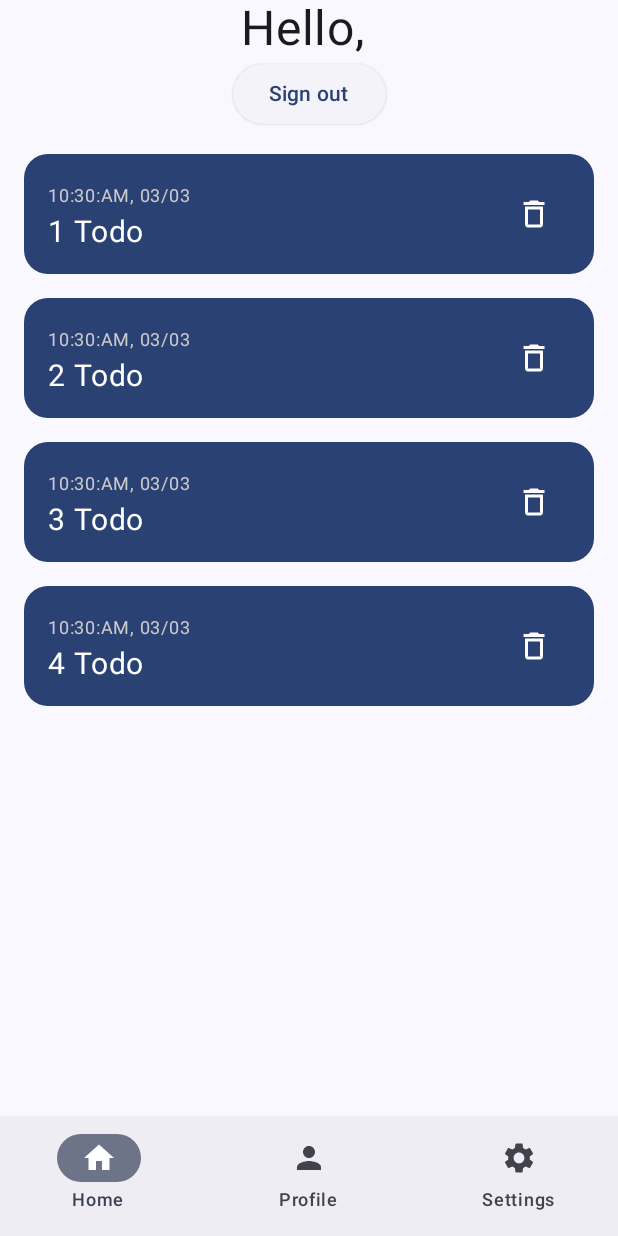
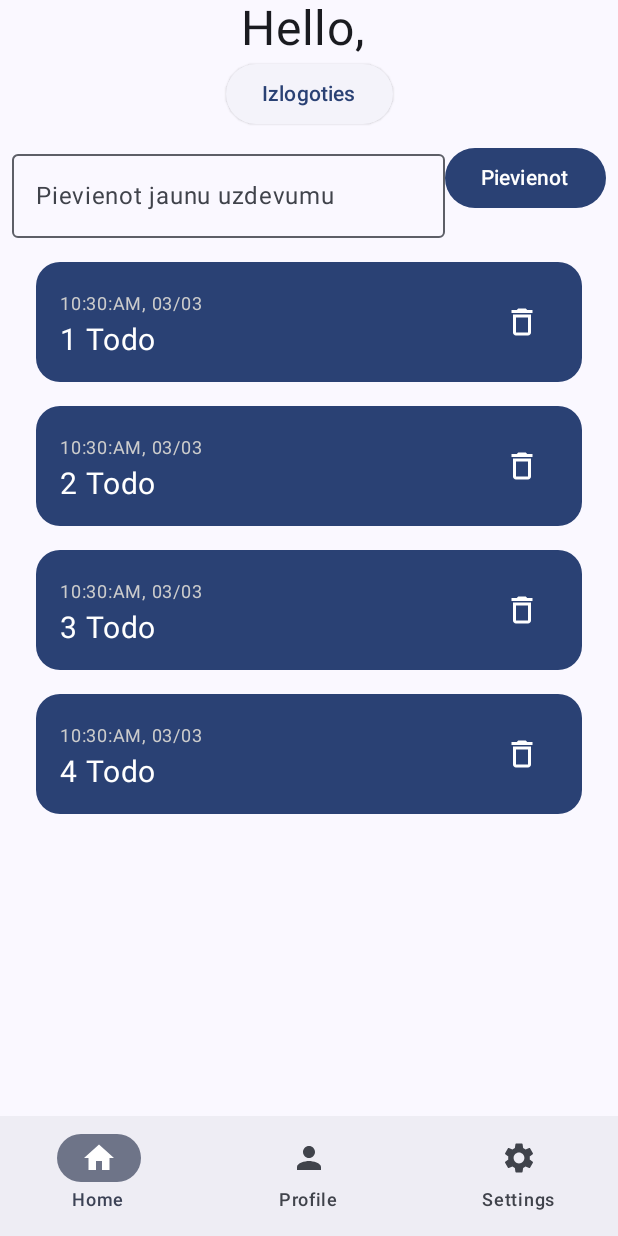
Before and after one commit to himikko1/Eksamens_Zitkova, an Android app built with Jetpack Compose: the HomePage screen opened through its navigation route, on a phone screen of 412 x 824 dp. Run offline under Robolectric (Android 15) with nearby library versions, the phone set to English and light mode, and no system bars; our stand-ins replace Firebase (no records; nobody signed in at launch, a user with empty details on screens opened directly), livedata-compose.

Commit message:
Izveidoju logu, tikai pagaidam vizuali , kur lietotajs vel nevar pivienot challenge un uztaisiju button

```diff
--- a/app/src/main/java/com/example/myapplication/pages/HomePage.kt
+++ b/app/src/main/java/com/example/myapplication/pages/HomePage.kt
@@ -4,7 +4,9 @@ import androidx.compose.foundation.background
 import androidx.compose.foundation.layout.*
 import androidx.compose.foundation.lazy.LazyColumn
 import androidx.compose.foundation.lazy.items
+import androidx.compose.foundation.lazy.itemsIndexed
 import androidx.compose.foundation.shape.RoundedCornerShape
+import androidx.compose.material3.Button
 import androidx.compose.material3.ElevatedButton
 import androidx.compose.material3.Icon
 import androidx.compose.material3.IconButton
@@ -13,6 +15,8 @@ import androidx.compose.material3.Text
 import androidx.compose.runtime.Composable
 import androidx.compose.runtime.LaunchedEffect
 import androidx.compose.runtime.livedata.observeAsState
+import androidx.compose.runtime.mutableStateOf
+import androidx.compose.runtime.remember
 import androidx.compose.ui.Alignment
 import androidx.compose.ui.Modifier
 import androidx.compose.ui.draw.clip
@@ -25,6 +29,9 @@ import com.example.myapplication.AuthViewModel
 import java.text.SimpleDateFormat
 import java.util.Locale
 import com.example.myapplication.R // Ensure this import is correct
+import androidx.compose.material3.OutlinedTextField
+import androidx.compose.runtime.getValue
+import androidx.compose.runtime.setValue
 
 @Composable
 fun HomePage(
@@ -51,7 +58,7 @@ fun HomePage(
         ElevatedButton(onClick = {
             authViewModel.signOut()
         }) {
-            Text(text = "Sign out")
+            Text(text = "Izlogoties")
         }
 
         // funkcijas uzsauksana , lai redzetu todo listu
@@ -59,17 +66,38 @@ fun HomePage(
     }
 }
 
+//funkcija, kura pievieno
 @Composable
 fun TodoList() {
     val todoList = getFakeTodos()
+    var inputText by remember { mutableStateOf("") }
 
-    LazyColumn(
+    Column(
         modifier = Modifier
             .fillMaxHeight()
             .padding(8.dp)
     ) {
-        items(todoList) { item ->
-            TodoItem(item) // funkcijas uzsauksana , kai paraditu katru elementu
+        Row {
+            OutlinedTextField(
+                value = inputText,
+                onValueChange = { inputText = it },
+                label = { Text("Pievienot jaunu uzdevumu") },
+                modifier = Modifier.weight(1f)
+            )
+            Button(onClick = {
+            }) {
+                Text(text = "Pievienot")
+            }
+        }
+
+        LazyColumn(
+            modifier = Modifier
+                .fillMaxHeight()
+                .padding(8.dp)
+        ) {
+            itemsIndexed(todoList) { index: Int, item: Todo ->
+                TodoItem(item = item) // izvada visus item
+            }
         }
     }
 }
```
